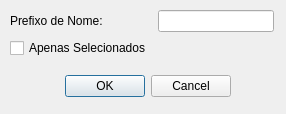
This is naming_dialog.ui in EL-BID/red_basica as Qt 5 draws it before an edit. The edited form follows.
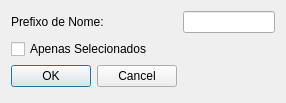
This is the edited form.

Commit message: Formatting widgets

What changed in the file:
```diff
--- a/naming_dialog.ui
+++ b/naming_dialog.ui
@@ -7,37 +7,12 @@
     <x>0</x>
     <y>0</y>
     <width>286</width>
-    <height>114</height>
+    <height>103</height>
    </rect>
   </property>
   <property name="windowTitle">
    <string>saniBID RedBasica</string>
   </property>
-  <widget class="QDialogButtonBox" name="buttonBox">
-   <property name="geometry">
-    <rect>
-     <x>10</x>
-     <y>70</y>
-     <width>221</width>
-     <height>32</height>
-    </rect>
-   </property>
-   <property name="orientation">
-    <enum>Qt::Horizontal</enum>
-   </property>
-   <property name="standardButtons">
-    <set>QDialogButtonBox::Cancel|QDialogButtonBox::Ok</set>
-   </property>
-  </widget>
-  <widget class="QWidget" name="formLayoutWidget">
-   <property name="geometry">
-    <rect>
-     <x>10</x>
-     <y>10</y>
-     <width>264</width>
-     <height>51</height>
-    </rect>
-   </property>
    <layout class="QFormLayout" name="formLayout">
     <item row="0" column="0">
      <widget class="QLabel" name="label">
@@ -63,8 +38,17 @@
       </property>
      </widget>
     </item>
-   </layout>
-  </widget>
+   <item row="2" column="0">
+    <widget class="QDialogButtonBox" name="buttonBox">
+     <property name="orientation">
+      <enum>Qt::Horizontal</enum>
+     </property>
+     <property name="standardButtons">
+      <set>QDialogButtonBox::Cancel|QDialogButtonBox::Ok</set>
+     </property>
+    </widget>
+   </item>
+  </layout>
  </widget>
  <resources/>
  <connections>
```
Lines whose indentation alone changed are shown as unchanged. The commit also changes 5 other files.
